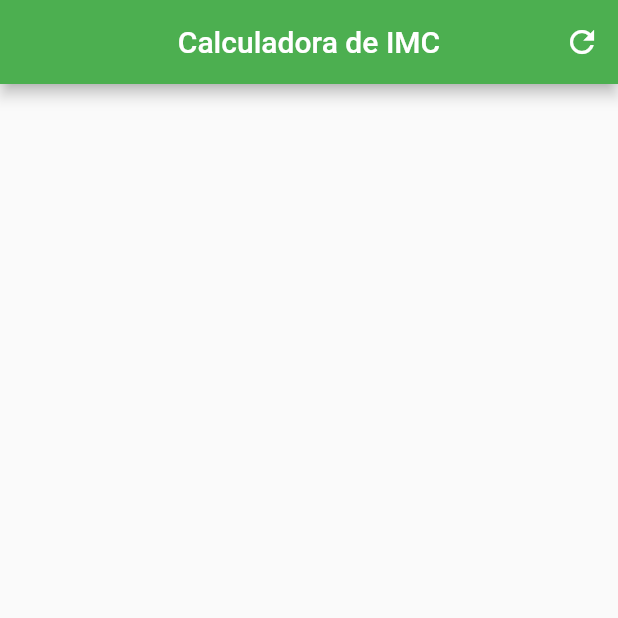
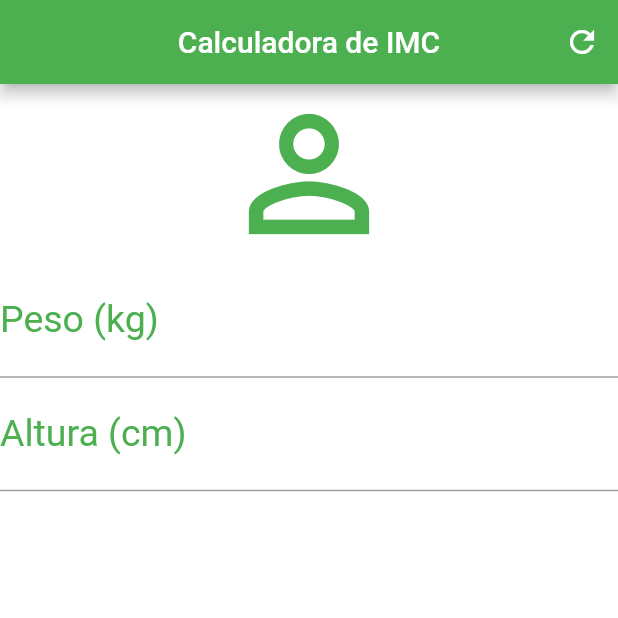
Before and after one commit to BrasilWebSolutions/Project-01, a Flutter app: the screen it shows after launch, on a phone screen of 412 x 824 dp, the top half of it. Run offline on Flutter 3.47's test engine with Material 2 defaults, Android fonts, the phone set to English and light mode, and no system bars.

Commit message:
TextField e Decoration

```diff
--- a/flutter_app1/lib/main.dart
+++ b/flutter_app1/lib/main.dart
@@ -1,11 +1,10 @@
 import 'package:flutter/material.dart';
 
-void main(){
+void main() {
   runApp(MaterialApp(
     home: Home(),
   ));
 }
-
 
 class Home extends StatefulWidget {
   @override
@@ -21,10 +20,36 @@
         centerTitle: true,
         backgroundColor: Colors.green,
         actions: <Widget>[
-          IconButton(icon: Icon(Icons.refresh),
-          onPressed: (){},)
+          IconButton(
+            icon: Icon(Icons.refresh),
+            onPressed: () {},
+          )
+        ],
+      ), //AppBar
+      backgroundColor: Colors.white,
+      body: Column(
+        crossAxisAlignment: CrossAxisAlignment.stretch,
+        // Ocupa toda a largura da coluna
+        children: <Widget>[
+          Icon(Icons.person_outline, size: 120.0, color: Colors.green),
+          TextField(
+            keyboardType: TextInputType.number,
+            decoration: InputDecoration(
+                labelText: "Peso (kg)",
+                labelStyle: TextStyle(color: Colors.green)), // InputDecoration
+            textAlign: TextAlign.center,
+            style: TextStyle(color: Colors.green, fontSize: 25.0),
+          ), // TextField
+          TextField(
+            keyboardType: TextInputType.number,
+            decoration: InputDecoration(
+                labelText: "Altura (cm)",
+                labelStyle: TextStyle(color: Colors.green)), // InputDecoration
+            textAlign: TextAlign.center,
+            style: TextStyle(color: Colors.green, fontSize: 25.0),
+          ) // TextField
         ],
       ),
-    );
+    ); // Scaffold
   }
 }
```
